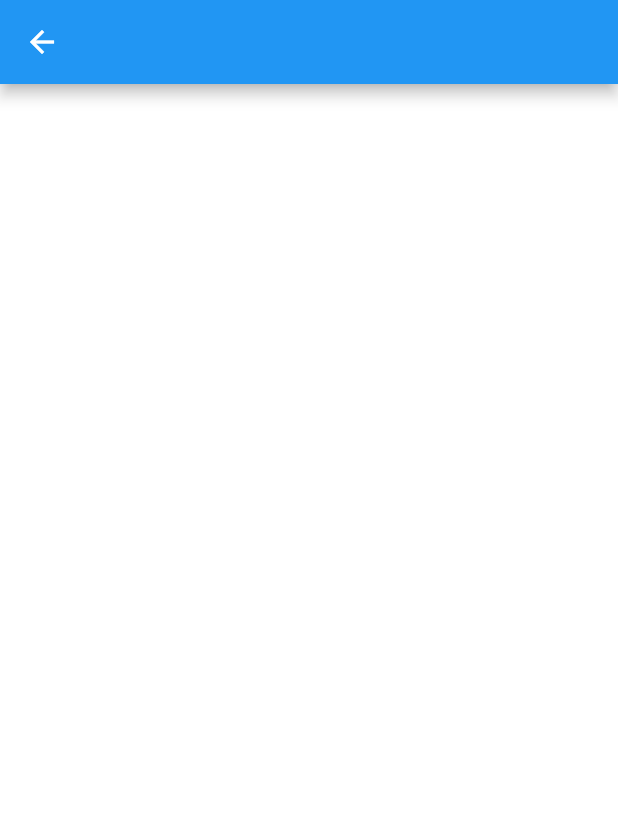
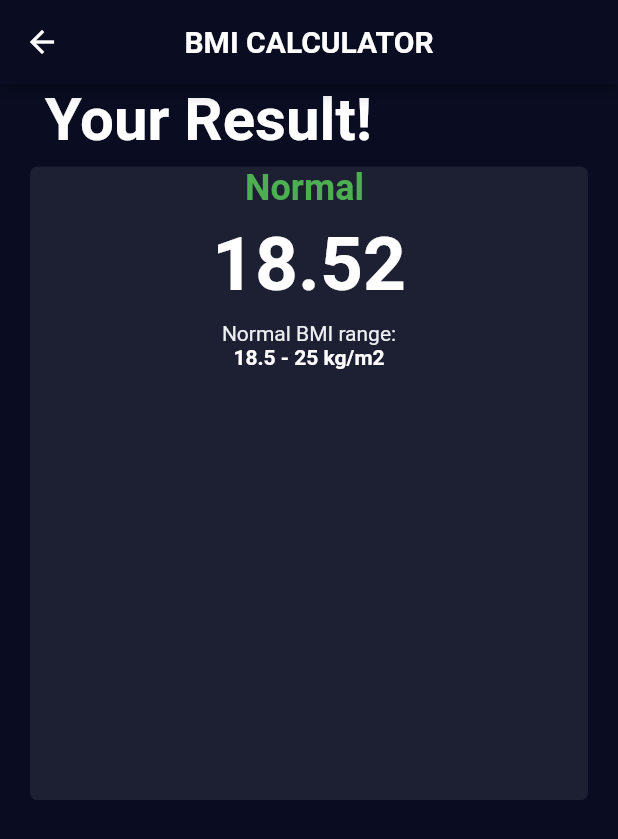
Before and after one commit to Ekojode/BMI_CALC, a Flutter app: the screen it shows after launch, after a tap on "CALCULATE", on a phone screen of 412 x 824 dp. Shown: the top 839 px of the screen. Run offline on Flutter 3.47's test engine with Material 2 defaults, Android fonts, the phone set to English and light mode, and no system bars.

Commit message:
Results screen updated

```diff
--- a/lib/constraints/bmi_calculator.dart
+++ b/lib/constraints/bmi_calculator.dart
@@ -7,9 +7,9 @@ class BmiCalc {
   BmiCalc({required this.height, required this.weight});
   double bmi = 0;
 
-  String calculateBmi() {
+  double calculateBmi() {
     bmi = weight / (pow(height / 100, 2));
-    return bmi.toStringAsFixed(1);
+    return bmi;
   }
 
   String getResult() {
@@ -18,7 +18,7 @@ class BmiCalc {
     } else if (bmi <= 18.5) {
       return "Under Weight";
     } else {
-      return "Normal Weight";
+      return "Normal ";
     }
   }
 
--- a/lib/screens/home_screen.dart
+++ b/lib/screens/home_screen.dart
@@ -166,13 +166,14 @@ class _HomeScreenState extends State<HomeScreen> {
           child: ElevatedButton(
             onPressed: () {
               BmiCalc calc = BmiCalc(height: height, weight: weight);
-              print(calc.calculateBmi());
+              //    print(calc.calculateBmi());
               Navigator.push(
                   context,
                   MaterialPageRoute(
                     builder: (context) => ResultScreen(
                       bmi: calc.calculateBmi(),
                       remark: calc.getInterpretation(),
+                      interpretation: calc.getResult(),
                     ),
                   ));
             },
@@ -180,7 +181,7 @@ class _HomeScreenState extends State<HomeScreen> {
             child: const Text(
               "CALCULATE",
               style: TextStyle(
-                color: whiteColor,
+                color: Colors.white,
                 fontWeight: FontWeight.bold,
                 fontSize: 28,
               ),
--- a/lib/screens/results_screen.dart
+++ b/lib/screens/results_screen.dart
@@ -1,31 +1,94 @@
 import 'package:bmi_calculator/constraints/constants.dart';
 import 'package:flutter/material.dart';
+//import 'dart:convert';
 
 class ResultScreen extends StatelessWidget {
-  final String bmi;
+  final String interpretation;
+  final double bmi;
   final String remark;
 
-  const ResultScreen({Key? key, required this.bmi, required this.remark})
+  const ResultScreen(
+      {Key? key,
+      required this.bmi,
+      required this.remark,
+      required this.interpretation})
       : super(key: key);
+
+  TextStyle get interpretationStyle {
+    var remarkTextStyle = const TextStyle(
+        fontSize: 24, fontWeight: FontWeight.bold, color: Colors.white);
+    if (bmi >= 25 || bmi <= 18.5) {
+      remarkTextStyle = const TextStyle(
+          fontSize: 24, fontWeight: FontWeight.bold, color: Colors.red);
+    } else {
+      remarkTextStyle = const TextStyle(
+          fontSize: 24, fontWeight: FontWeight.bold, color: Colors.green);
+    }
+    return remarkTextStyle;
+  }
 
   @override
   Widget build(BuildContext context) {
+    double screenHeight = MediaQuery.of(context).size.height -
+        MediaQuery.of(context).padding.top -
+        AppBar().preferredSize.height;
     return Scaffold(
-      backgroundColor: whiteColor,
-      appBar: AppBar(),
+        appBar: AppBar(
+          title: const Text(
+            "BMI CALCULATOR",
+            style: TextStyle(fontWeight: FontWeight.bold, color: whiteColor),
+          ),
+          centerTitle: true,
+          backgroundColor: mainolor,
+        ),
         body: Column(
-        mainAxisAlignment: MainAxisAlignment.center,
+          // mainAxisAlignment: MainAxisAlignment.start,
+          crossAxisAlignment: CrossAxisAlignment.start,
+          children: [
+            const Text(
+              "   Your Result!",
+              style: TextStyle(
+                fontWeight: FontWeight.bold,
+                fontSize: 40,
+                color: whiteColor,
+              ),
+              textAlign: TextAlign.center,
+            ),
+            Container(
+              height: screenHeight * 0.55,
+              width: double.infinity,
+              margin: const EdgeInsets.symmetric(vertical: 8, horizontal: 20),
+              decoration: BoxDecoration(
+                borderRadius: BorderRadius.circular(5),
+                color: cardColor,
+              ),
+              child: Column(
+                //   mainAxisAlignment: MainAxisAlignment.spaceEvenly,
+                crossAxisAlignment: CrossAxisAlignment.center,
                 children: [
                   Text(
-            bmi,
-            style: cardTextStyle,
+                    interpretation,
+                    style: interpretationStyle,
                   ),
+                  const SizedBox(height: 8),
+                  Text(bmi.toStringAsFixed(2), style: cardNumStyle),
+                  const SizedBox(height: 8),
                   Text(
-            remark,
-            style: cardTextStyle,
+                    "Normal BMI range:",
+                    style: TextStyle(color: Colors.blueGrey[50]),
+                  ),
+                  const Text(
+                    "18.5 - 25 kg/m2",
+                    style: TextStyle(
+                        fontWeight: FontWeight.bold, color: whiteColor),
+                  ),
+                  const SizedBox(
+                    height: 8,
                   )
                 ],
               ),
-    );
+            ),
+          ],
+        ));
   }
 }
```
Lines whose indentation alone changed are shown as unchanged.
